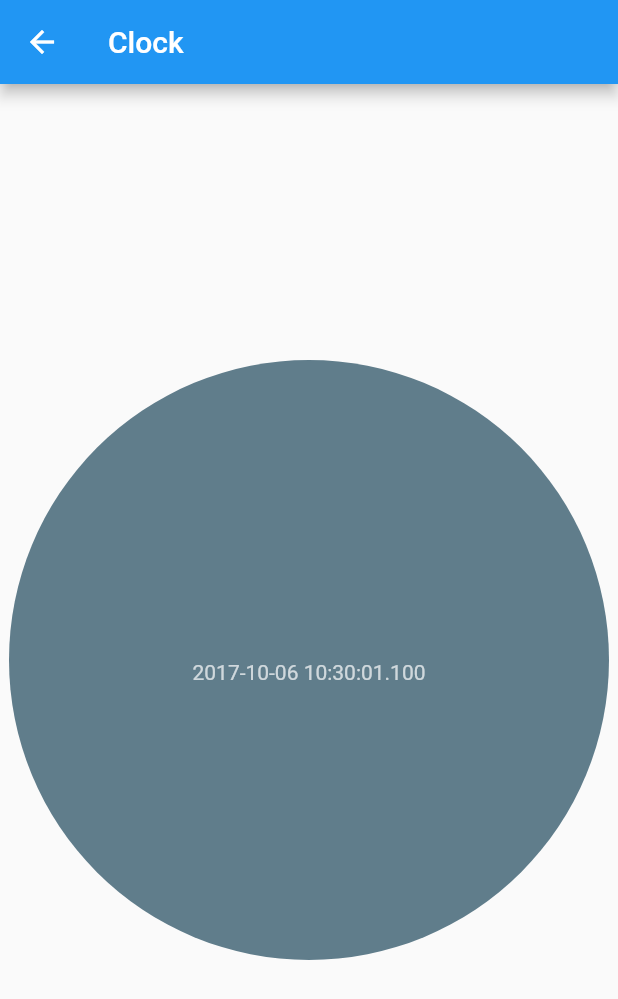
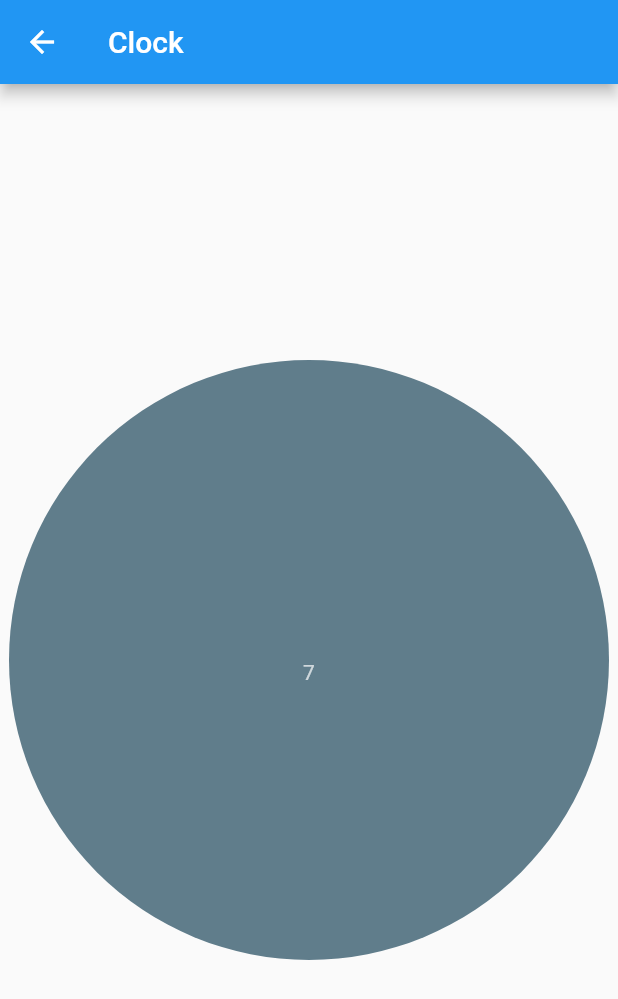
Before and after one commit to timsneath/countdown, a Flutter app: the screen it shows after launch, after a tap on "Clock Demo", on a phone screen of 412 x 824 dp. Shown: the top 999 px of the screen. Run offline on Flutter 3.47's test engine with Material 2 defaults, Android fonts, the phone set to English and light mode, and no system bars.

```diff
--- a/lib/clock.dart
+++ b/lib/clock.dart
@@ -1,15 +1,15 @@
 import 'package:flutter/material.dart';
 import 'package:flutter/painting.dart';
 
-class Clock extends AnimatedWidget {
-  Clock({Key key, this.animation}) : super(key: key, listenable: animation);
-  Animation<int> animation;
+class ClockControl extends AnimatedWidget {
+  ClockControl({Key key, Animation<double> animation})
+      : super(key: key, listenable: animation);
 
-  @override
   Widget build(BuildContext context) {
+    final Animation<double> animation = listenable;
     return new CustomPaint(
       size: new Size(400.0, 400.0),
-      painter: new ClockPainter(),
+      painter: new ClockPainter(animation.value),
     );
   }
 }
@@ -31,7 +31,7 @@ class _ClockPageState extends State<ClockPage> with TickerProviderStateMixin {
     super.initState();
     _controller = new AnimationController(
       vsync: this,
-      duration: new Duration(seconds: 10), // currently ticks for ten seconds
+      duration: new Duration(seconds: 30),
     );
     _controller.forward();
   }
@@ -44,7 +44,9 @@ class _ClockPageState extends State<ClockPage> with TickerProviderStateMixin {
       ),
       body: new Container(
         child: new Center(
-          child: new Clock(animation: new StepTween(begin: 0, end: 1000).animate(_controller)),
+          child: new ClockControl(
+              animation:
+                  new Tween(begin: 0.0, end: 180.0).animate(_controller)),
         ),
       ),
     );
@@ -52,7 +54,9 @@ class _ClockPageState extends State<ClockPage> with TickerProviderStateMixin {
 }
 
 class ClockPainter extends CustomPainter {
-  final DateTime currentTime = new DateTime.now();
+  const ClockPainter(this.animationValue);
+
+  final double animationValue;
 
   @override
   void paint(Canvas canvas, Size size) {
@@ -64,9 +68,12 @@ class ClockPainter extends CustomPainter {
           ..color = Colors.blueGrey
           ..style = PaintingStyle.fill);
 
+    final DateTime currentTime = new DateTime.now();
+
     var painter = new TextPainter(
         text: new TextSpan(
-            text: currentTime.toString(),
+            text: animationValue.round().toString(),
+            // text: currentTime.toString(),
             style: new TextStyle(color: Colors.white70)),
         textAlign: TextAlign.center,
         textDirection: TextDirection.ltr);
@@ -77,7 +84,6 @@ class ClockPainter extends CustomPainter {
 
   @override
   bool shouldRepaint(ClockPainter old) => true;
-    // return new DateTime.now().difference(old.currentTime) >
-    //     new Duration(milliseconds: 500);
-    // }
+  // new DateTime.now().difference(old.currentTime) >
+  // new Duration(milliseconds: 500);
 }
--- a/lib/homepage.dart
+++ b/lib/homepage.dart
@@ -15,6 +15,10 @@ class _MyHomePageState extends State<MyHomePage> {
     Navigator.of(context).pushNamed('/clock');
   }
 
+  void _onLettersDemoPressed() {
+    Navigator.of(context).pushNamed('/letters');
+  }
+
   @override
   Widget build(BuildContext context) {
     return new Scaffold(
@@ -30,6 +34,12 @@ class _MyHomePageState extends State<MyHomePage> {
                 'Clock Demo'
               ),
               onPressed: _onClockDemoPressed,
+            ),
+            new RaisedButton(
+              child: new Text(
+                'Letters Demo'
+              ),
+              onPressed: _onLettersDemoPressed,
             )
           ],
         ),
--- a/lib/main.dart
+++ b/lib/main.dart
@@ -1,6 +1,7 @@
 import 'package:flutter/material.dart';
 import 'package:flutter_playground/homepage.dart';
 import 'package:flutter_playground/clock.dart';
+import 'package:flutter_playground/letters.dart';
 
 void main() {
   runApp(new MyApp());
@@ -24,8 +25,9 @@ class MyAppState extends State<MyApp> {
         primarySwatch: Colors.blue,
       ),
       routes: <String, WidgetBuilder>{
-        '/':      (BuildContext context) => new MyHomePage("Demo List"),
-        '/clock': (BuildContext context) => new ClockPage("Clock")
+        '/':        (BuildContext context) => new MyHomePage("Demo List"),
+        '/clock':   (BuildContext context) => new ClockPage("Clock"),
+        '/letters': (BuildContext context) => new LettersPage("Letters")
       },
       // onGenerateRoute: _getRoute,
     );
```
